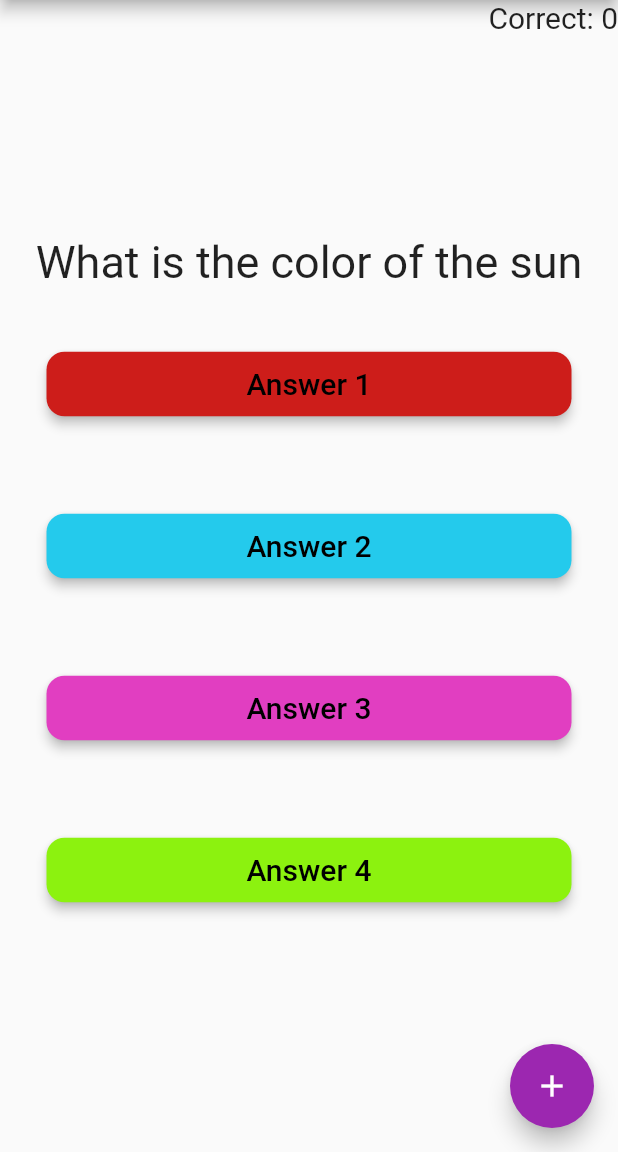
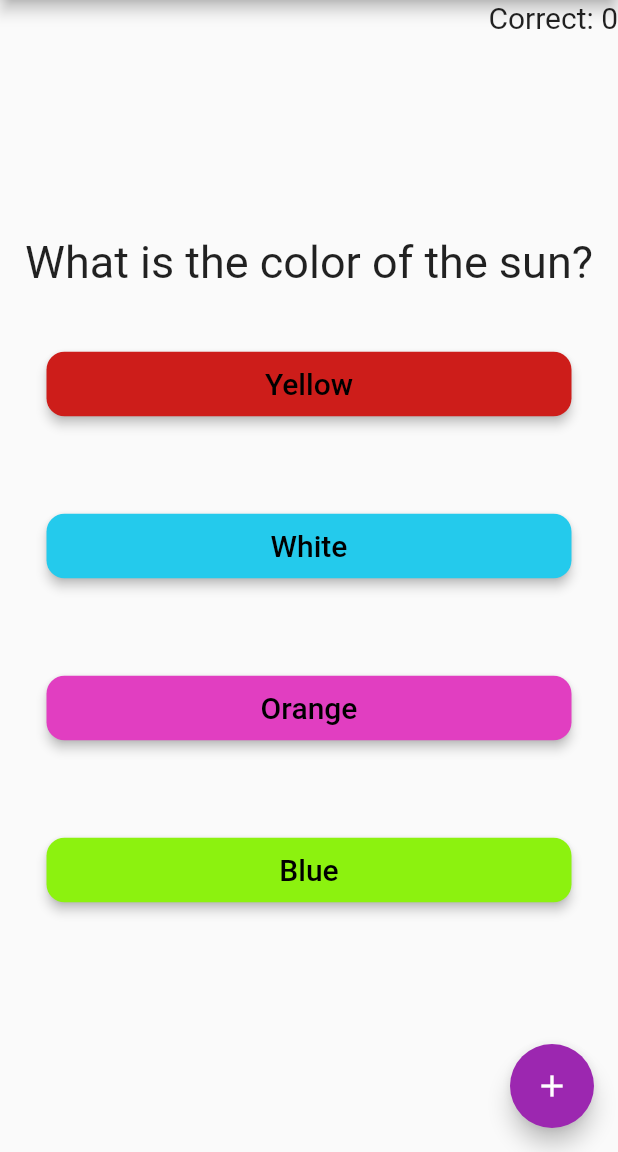
Before and after one commit to adrian-szwejk/quiz_app, a Flutter app: the screen it shows after launch, on a phone screen of 412 x 824 dp, the part 84-1236 px from its top. Run offline on Flutter 3.47's test engine with Material 2 defaults, Android fonts, the phone set to English and light mode, and no system bars.

Commit message:
added temp values for questions and ans maps

```diff
--- a/lib/main.dart
+++ b/lib/main.dart
@@ -29,18 +29,51 @@ class HomePage extends StatefulWidget {
 
 class _HomePageState extends State<HomePage> {
   int _counter = 0;
-  Map<String, String> questions_ = new Map();
+  int q_index = 0;
+  final Map<String, String> questions_ = {
+    "What is the color of the sun": "2",
+    "How many feet are in a mile": "3",
+    "How many continents are there": "1",
+    "What is the name of the current US president": "4",
+  };
+  final Map<int, Set<String>> answers_ = {
+    0: {"Yellow", "White", "Orange", "Blue"},
+    1: {"4280", "5200", "5280", "6280"},
+    2: {"7", "6", "8", "5"},
+    3: {"Barack Obama", "Hunter Biden", "Donald Trump", "Joe Biden"},
+  };
 
-  void fillQuestions() {
-    questions_["What is the color of the sun"] = "2";
-    //White
-    questions_["How many feet are in a mile"] = "3";
-    //5280
-    questions_["How many continents are there"] = "1";
-    //7
-    questions_["What is the name of the current US president"] = "4";
-    //7
-  }
+  // void fillQNA() {
+  //   //Fills questions and answers maps with values
+  //   questions_["What is the color of the sun"] = "2";
+  //   //White
+  //   answers_[0]?.add("Yellow");
+  //   answers_[0]?.add("White");
+  //   answers_[0]?.add("Orange");
+  //   answers_[0]?.add("Blue");
+
+  //   questions_["How many feet are in a mile"] = "3";
+  //   //5280
+  //   answers_[1]?.add("4280");
+  //   answers_[1]?.add("5200");
+  //   answers_[1]?.add("5280");
+  //   answers_[1]?.add("6280");
+
+  //   questions_["How many continents are there"] = "1";
+  //   //7
+  //   answers_[2]?.add("7");
+  //   answers_[2]?.add("6");
+  //   answers_[2]?.add("8");
+  //   answers_[2]?.add("5");
+
+  //   questions_["What is the name of the current US president"] = "4";
+  //   //Joe Biden
+  //   answers_[3]?.add("Barack Obama");
+  //   answers_[3]?.add("Hunter Biden");
+  //   answers_[3]?.add("Donald Trump");
+  //   answers_[3]?.add("Joe Biden");
+  //   print(answers_[0]);
+  // }
 
   void _incrementCounter() {
     setState(() {
@@ -54,7 +87,7 @@ class _HomePageState extends State<HomePage> {
 
   @override
   Widget build(BuildContext context) {
-    fillQuestions();
+    //fillQNA();
     return Scaffold(
       appBar: AppBar(
         title: Text(widget.title),
@@ -81,14 +114,14 @@ class _HomePageState extends State<HomePage> {
                       padding: const EdgeInsets.fromLTRB(15.0, 0.0, 15.0, 10.0),
                       child: Text(
                         textAlign: TextAlign.center,
-                        questions_.keys.elementAt(0),
+                        "${questions_.keys.elementAt(0)}?",
                         style: const TextStyle(
                           fontSize: 30.0,
                         ),
                       ),
                     ),
                     buildButton(
-                      text: "Answer 1",
+                      text: answers_.values.elementAt(0).elementAt(0),
                       color: const Color.fromARGB(255, 205, 29, 26),
                       fontColor: Colors.black,
                       fontSize: 20.0,
@@ -96,7 +129,7 @@ class _HomePageState extends State<HomePage> {
                       key: "1",
                     ),
                     buildButton(
-                      text: "Answer 2",
+                      text: answers_.values.elementAt(0).elementAt(1),
                       color: const Color.fromARGB(255, 36, 202, 236),
                       fontColor: Colors.black,
                       fontSize: 20.0,
@@ -104,7 +137,7 @@ class _HomePageState extends State<HomePage> {
                       key: "2",
                     ),
                     buildButton(
-                      text: "Answer 3",
+                      text: answers_.values.elementAt(0).elementAt(2),
                       color: const Color.fromARGB(255, 225, 62, 193),
                       fontColor: Colors.black,
                       fontSize: 20.0,
@@ -112,7 +145,7 @@ class _HomePageState extends State<HomePage> {
                       key: "3",
                     ),
                     buildButton(
-                      text: "Answer 4",
+                      text: answers_.values.elementAt(0).elementAt(3),
                       color: const Color.fromARGB(255, 140, 242, 15),
                       fontColor: Colors.black,
                       fontSize: 20.0,
```
